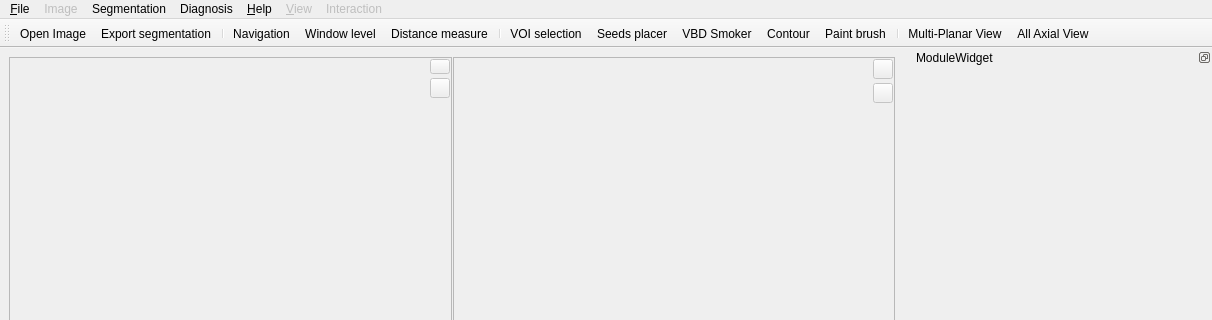
Qt form codes/View/MainWindow.ui (wuzhuobin/Vessel_Project) before a commit; both pictures show x 0 to 1212 and y 0 to 320 of the 1212 by 900 pixel window.
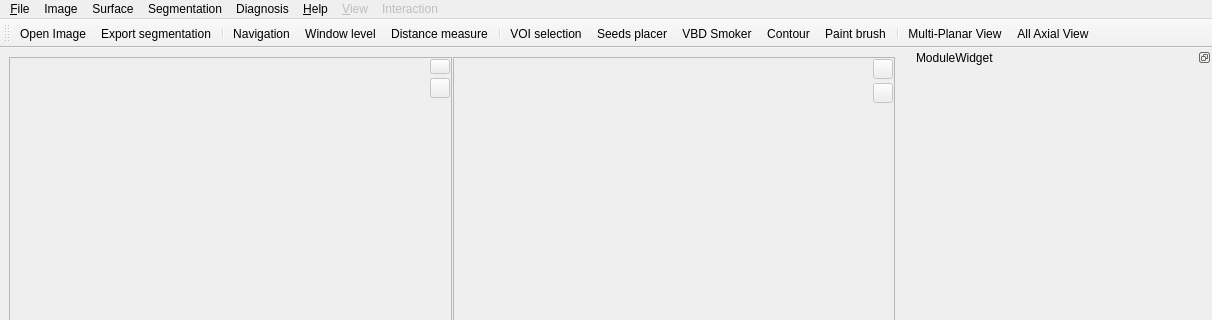
The same form after that commit. Icons and pictures are not drawn. Custom widgets are drawn as their Qt base class.

Diff of the .ui file:
```diff
--- a/codes/View/MainWindow.ui
+++ b/codes/View/MainWindow.ui
@@ -845,7 +845,7 @@
    </widget>
    <widget class="QMenu" name="menuImage">
     <property name="enabled">
-     <bool>false</bool>
+     <bool>true</bool>
     </property>
     <property name="title">
      <string>Image</string>
@@ -866,8 +866,15 @@
     <addaction name="actionVBD_diagnosis"/>
     <addaction name="actionVBD_Smoker"/>
    </widget>
+   <widget class="QMenu" name="menuSurface">
+    <property name="title">
+     <string>Surface</string>
+    </property>
+    <addaction name="actionTraceball_camera"/>
+   </widget>
    <addaction name="menuFile"/>
    <addaction name="menuImage"/>
+   <addaction name="menuSurface"/>
    <addaction name="menuSegmentation"/>
    <addaction name="menuDiagnosis"/>
    <addaction name="menuHelp"/>
```
Left out of the diff: 13 changed lines with no effect on the pictures.
